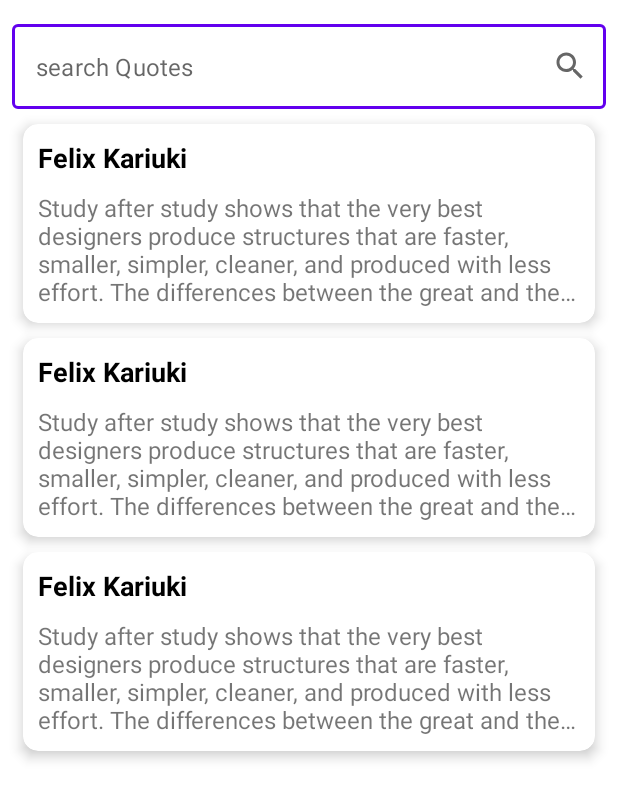
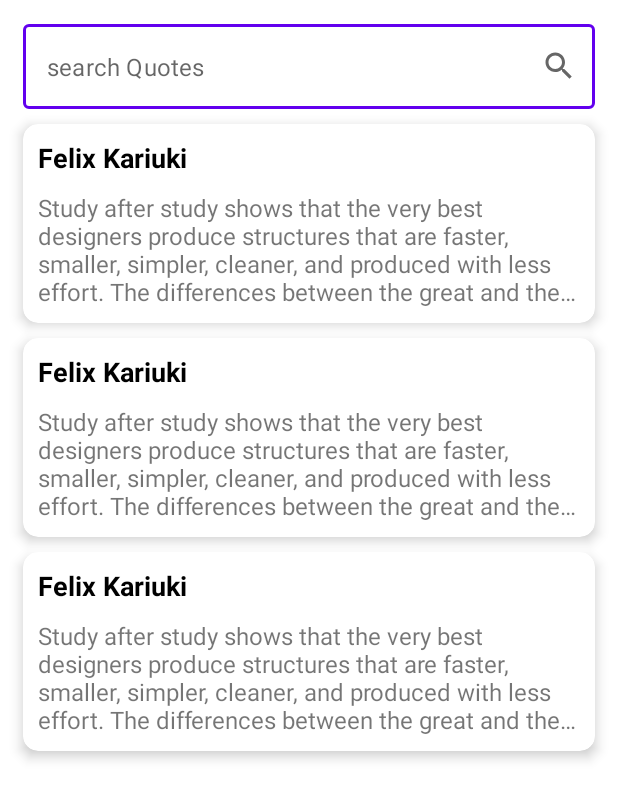
Before and after one commit to Felix-Kariuki/KmmCaching, an Android app: the layout fragment_home.xml on its own in the app's theme, with its tools: preview values and no code run, on a phone screen of 412 x 824 dp. Shown: the top 799 px of the screen. Run offline under Robolectric (Android 15) with nearby library versions, the phone set to English and light mode, and no system bars.

Commit message:
initial commit

```diff
--- a/androidApp/src/main/res/layout/fragment_home.xml
+++ b/androidApp/src/main/res/layout/fragment_home.xml
@@ -23,9 +23,9 @@
                 style="@style/Widget.MaterialComponents.TextInputLayout.OutlinedBox"
                 android:layout_width="0dp"
                 android:layout_height="wrap_content"
-                android:layout_marginStart="8dp"
+                android:layout_marginStart="15dp"
                 android:layout_marginTop="16dp"
-                android:layout_marginEnd="8dp"
+                android:layout_marginEnd="15dp"
                 app:endIconDrawable="@drawable/ic_search"
                 app:endIconMode="custom"
                 app:hintEnabled="false"
--- a/androidApp/src/main/res/values/colors.xml
+++ b/androidApp/src/main/res/values/colors.xml
@@ -1,7 +1,7 @@
 <?xml version="1.0" encoding="utf-8"?>
 <resources>
     <color name="colorPrimary">#6200EE</color>
-    <color name="colorPrimaryDark">#3700B3</color>
+    <color name="colorPrimaryDark">#4CAF50</color>
     <color name="colorAccent">#03DAC5</color>
 
     <color name="colorBlack">#000</color>
--- a/shared/src/commonMain/kotlin/com/flexcode/kmmcaching/network/QuotesApi.kt
+++ b/shared/src/commonMain/kotlin/com/flexcode/kmmcaching/network/QuotesApi.kt
@@ -1,8 +1,7 @@
 package com.flexcode.kmmcaching.network
 
-import com.flexcode.kmmcaching.entity.Characters
+
 import com.flexcode.kmmcaching.entity.Quotes
-import com.flexcode.kmmcaching.entity.Results
 import io.ktor.client.*
 import io.ktor.client.call.*
 import io.ktor.client.plugins.contentnegotiation.*
```
Also changed, not shown: shared/src/commonMain/kotlin/com/flexcode/kmmcaching/entity/Entity.kt (+0 -49 lines), 1 other file.
